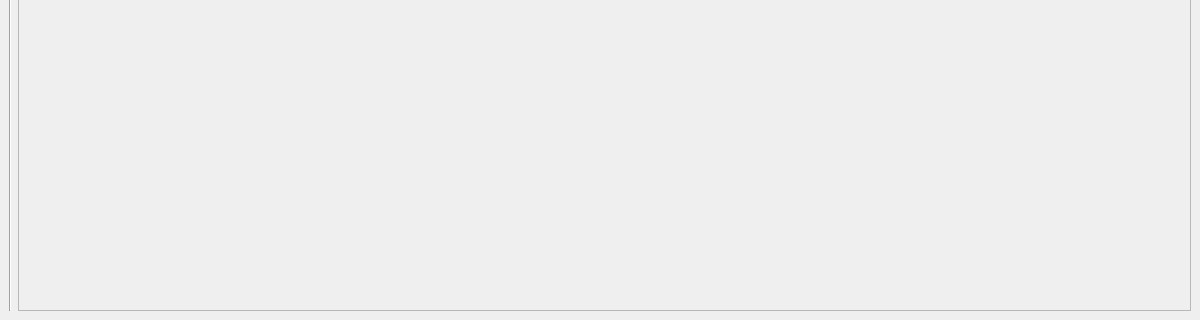
First picture: the form in resources/ui/UI_DetailWindow.ui, repository Chr0nixz/Closure, before the edit; both pictures show x 0 to 1200 and y 480 to 800 of the 1200 by 800 pixel window.
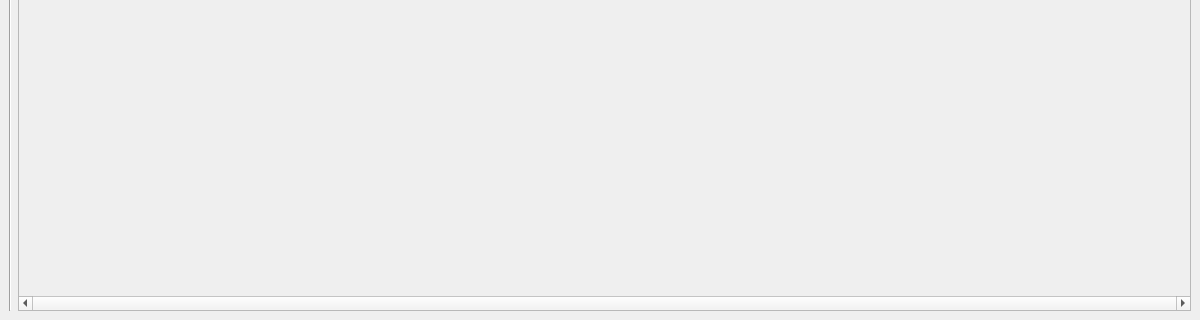
Second picture: the form after the edit.

Commit message: v1.1.1 Detail Window Preview

Patch:
```diff
--- a/resources/ui/UI_DetailWindow.ui
+++ b/resources/ui/UI_DetailWindow.ui
@@ -29,6 +29,12 @@
       </item>
       <item>
        <widget class="QScrollArea" name="scrollArea">
+        <property name="verticalScrollBarPolicy">
+         <enum>Qt::ScrollBarAlwaysOff</enum>
+        </property>
+        <property name="horizontalScrollBarPolicy">
+         <enum>Qt::ScrollBarAlwaysOn</enum>
+        </property>
         <property name="widgetResizable">
          <bool>true</bool>
         </property>
@@ -38,7 +44,7 @@
            <x>0</x>
            <y>0</y>
            <width>872</width>
-           <height>778</height>
+           <height>761</height>
           </rect>
          </property>
         </widget>
```
The commit also changes 14 other files.
